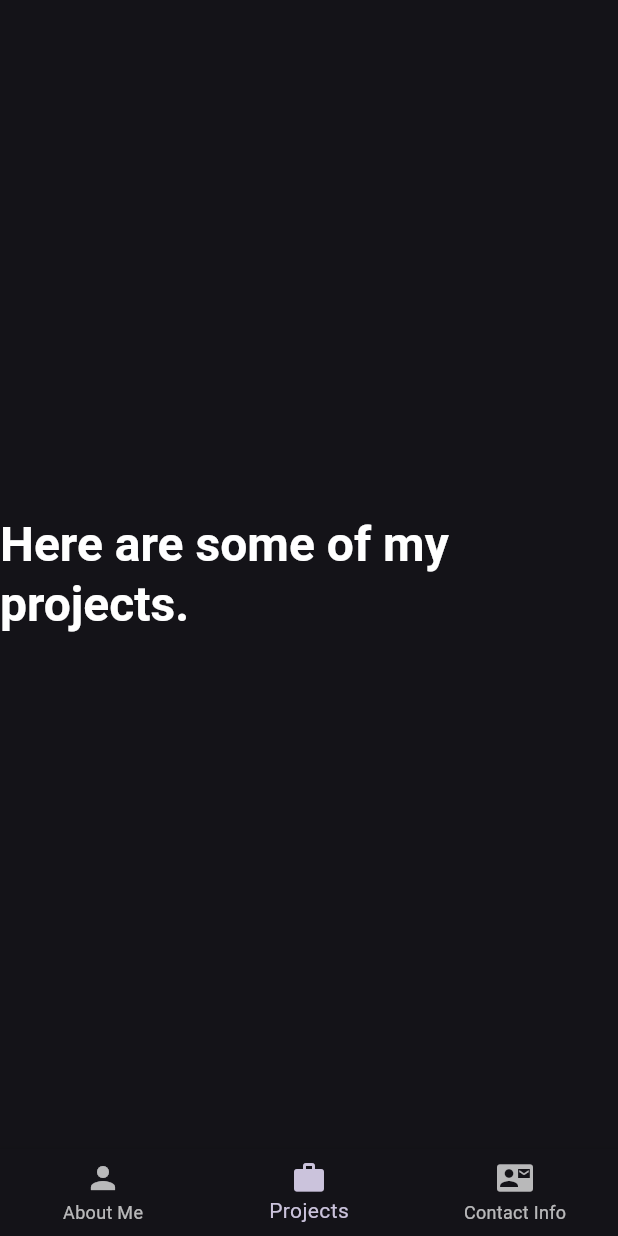
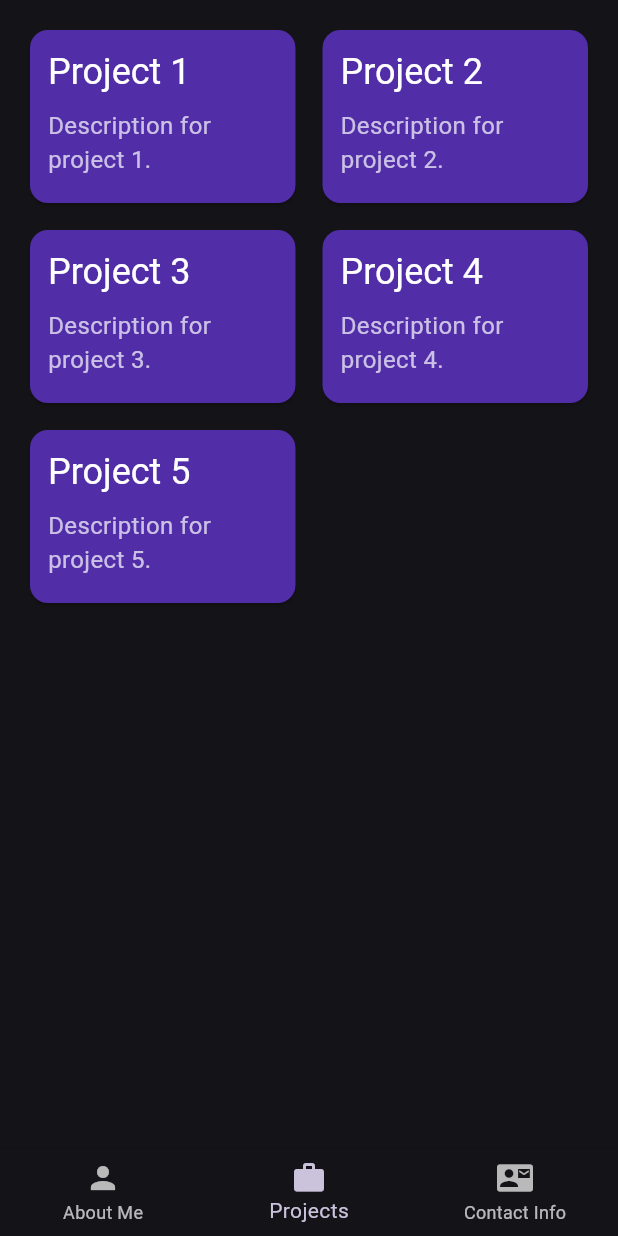
Before and after one commit to emnggprw/personal_portfolio, a Flutter app: the screen it shows after launch, item 2 of the bottom bar chosen, on a phone screen of 412 x 824 dp. Run offline on Flutter 3.47's test engine with Material 3 defaults, Android fonts, the phone set to English and light mode, and no system bars.

Commit message:
Added project cards display

```diff
--- a/lib/main.dart
+++ b/lib/main.dart
@@ -164,8 +164,48 @@
 
   @override
   Widget build(BuildContext context) {
-    return Center(
-      child: Text('Here are some of my projects.', style: Theme.of(context).textTheme.headlineLarge),
+    final List<Map<String, String>> projects = [
+      {'title': 'Project 1', 'description': 'Description for project 1.'},
+      {'title': 'Project 2', 'description': 'Description for project 2.'},
+      {'title': 'Project 3', 'description': 'Description for project 3.'},
+      {'title': 'Project 4', 'description': 'Description for project 4.'},
+      {'title': 'Project 5', 'description': 'Description for project 5.'},
+    ];
+
+    return Padding(
+      padding: const EdgeInsets.all(16.0),
+      child: GridView.builder(
+        gridDelegate: const SliverGridDelegateWithFixedCrossAxisCount(
+          crossAxisCount: 2,
+          crossAxisSpacing: 10,
+          mainAxisSpacing: 10,
+          childAspectRatio: 1.5,
+        ),
+        itemCount: projects.length,
+        itemBuilder: (context, index) {
+          final project = projects[index];
+          return Card(
+            color: Colors.deepPurple[700],
+            child: Padding(
+              padding: const EdgeInsets.all(12.0),
+              child: Column(
+                crossAxisAlignment: CrossAxisAlignment.start,
+                children: [
+                  Text(
+                    project['title']!,
+                    style: Theme.of(context).textTheme.headlineSmall?.copyWith(color: Colors.white),
+                  ),
+                  const SizedBox(height: 8),
+                  Text(
+                    project['description']!,
+                    style: Theme.of(context).textTheme.bodyMedium,
+                  ),
+                ],
+              ),
+            ),
+          );
+        },
+      ),
     );
   }
 }
```
